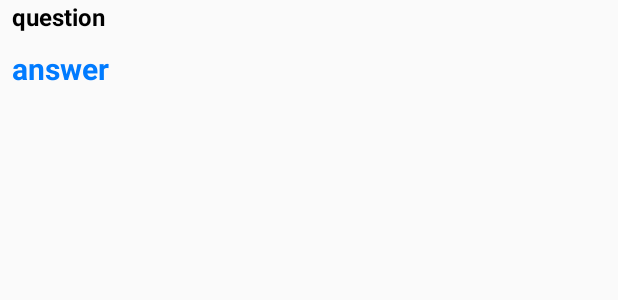
After one commit to AbhirupGhosh92/CovidTracker, an Android app: the layout helpful_links_item_layout.xml on its own in the app's theme, with its tools: preview values and no code run, on a phone screen of 412 x 824 dp. The commit adds this screen. Shown: the top 300 px of the screen. Run offline under Robolectric (Android 15) with nearby library versions, the phone set to English and light mode, and no system bars; network calls fail.

Commit message:
added changes for helpful links and other

```diff
--- a/app/src/main/AndroidManifest.xml
+++ b/app/src/main/AndroidManifest.xml
@@ -20,7 +20,7 @@
                 <category android:name="android.intent.category.LAUNCHER" />
             </intent-filter>
         </activity>
-        <activity android:name="com.splash.covid.tracker.activity.DashboardActivity"></activity>
+        <activity android:name="com.splash.covid.tracker.activity.DashboardActivity"/>
     </application>
 
 </manifest>
--- /dev/null
+++ b/app/src/main/java/com/splash/covid/tracker/repository/models/QuestionModel.kt
@@ -0,0 +1,3 @@
+package com.splash.covid.tracker.repository.models
+
+data class QuestionModel(var question : String,var answer : String,var browse : Boolean)
--- /dev/null
+++ b/app/src/main/java/com/splash/covid/tracker/viewholders/HelpfulLinksViewHolder.kt
@@ -0,0 +1,6 @@
+package com.splash.covid.tracker.viewholders
+
+import androidx.recyclerview.widget.RecyclerView
+import com.splash.covid.tracker.databinding.HelpfulLinksItemLayoutBinding
+
+data class HelpfulLinksViewHolder(var helpfulLinksItemBinding : HelpfulLinksItemLayoutBinding) : RecyclerView.ViewHolder(helpfulLinksItemBinding.root)
--- a/app/src/main/res/layout/dashboard_fragment.xml
+++ b/app/src/main/res/layout/dashboard_fragment.xml
@@ -21,7 +21,7 @@
             app:tabPaddingBottom="2dp"
             app:tabPaddingStart="5dp"
             app:tabPaddingEnd="5dp"
-            app:tabMode="fixed"
+            app:tabMode="scrollable"
             app:tabIndicatorHeight="3dp"
             >
         </com.google.android.material.tabs.TabLayout>
--- /dev/null
+++ b/app/src/main/res/layout/helpful_links_item_layout.xml
@@ -0,0 +1,32 @@
+<?xml version="1.0" encoding="utf-8"?>
+<layout>
+<LinearLayout xmlns:android="http://schemas.android.com/apk/res/android"
+    android:orientation="vertical" android:layout_width="match_parent"
+    android:layout_marginBottom="10dp"
+    android:layout_height="wrap_content">
+
+    <TextView
+        android:text="question"
+        android:layout_marginStart="8dp"
+        android:layout_marginEnd="8dp"
+        android:id="@+id/question"
+        android:layout_marginBottom="10dp"
+        android:textColor="@color/black"
+        android:textSize="16sp"
+        android:textStyle="bold"
+        android:layout_width="wrap_content"
+        android:layout_height="wrap_content"/>
+
+    <TextView
+        android:layout_marginStart="8dp"
+        android:layout_marginEnd="8dp"
+        android:textColor="@color/activeColour"
+        android:textSize="20sp"
+        android:textStyle="bold"
+        android:text="answer"
+        android:id="@+id/answer"
+        android:layout_width="wrap_content"
+        android:layout_height="wrap_content"/>
+
+</LinearLayout>
+</layout>
```
Also changed, not shown: app/src/main/assets/links.json (added, +27 -0 lines), app/src/main/assets/questions.json (added, +27 -0 lines), app/src/main/java/com/splash/covid/tracker/adapter/CustomAdapter.kt (+10 -1 lines), app/src/main/java/com/splash/covid/tracker/adapter/HelpfulLinksAdapter.kt (added, +49 -0 lines), app/src/main/java/com/splash/covid/tracker/fragment/AboutUsFragment.kt (added, +73 -0 lines), app/src/main/java/com/splash/covid/tracker/fragment/HelpfulLinksFragment.kt (added, +74 -0 lines), app/src/main/res/layout/helpful_links_fragment.xml (added, +13 -0 lines), 1 other file.
